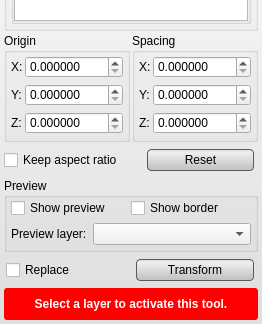
Above: src/Interface/ToolInterface/TransformToolInterface.ui from SCIInstitute/Seg3D before the change; both pictures show x 0 to 262 and y 179 to 503 of the 262 by 503 pixel window. Below: the same form after it.
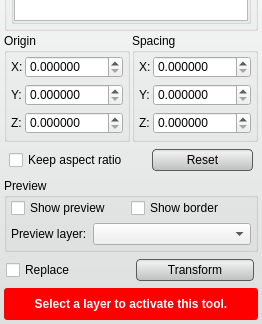
That is the form after the change.

Commit message: Changed the minimum CMake version to 2.8. Some UI fixes.

```diff
--- a/src/Interface/ToolInterface/TransformToolInterface.ui
+++ b/src/Interface/ToolInterface/TransformToolInterface.ui
@@ -604,7 +604,16 @@
       <property name="spacing">
        <number>20</number>
       </property>
-      <property name="margin">
+      <property name="leftMargin">
+       <number>5</number>
+      </property>
+      <property name="topMargin">
+       <number>0</number>
+      </property>
+      <property name="rightMargin">
+       <number>1</number>
+      </property>
+      <property name="bottomMargin">
        <number>0</number>
       </property>
       <item>
```
The commit also changes 7 other files.
